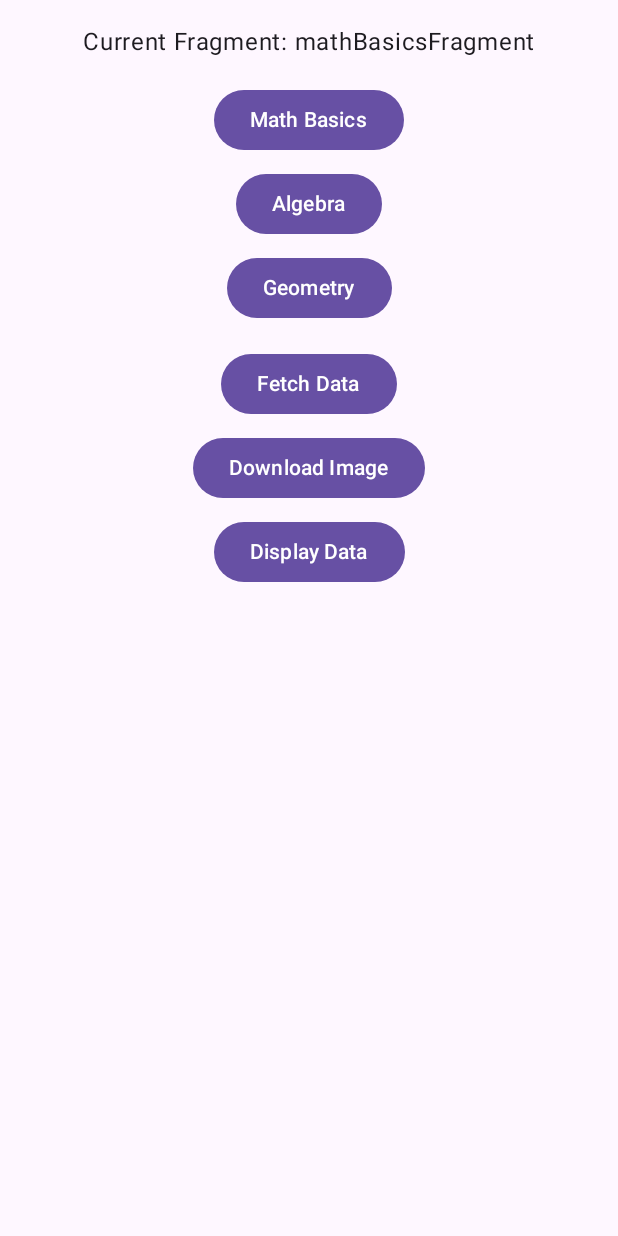
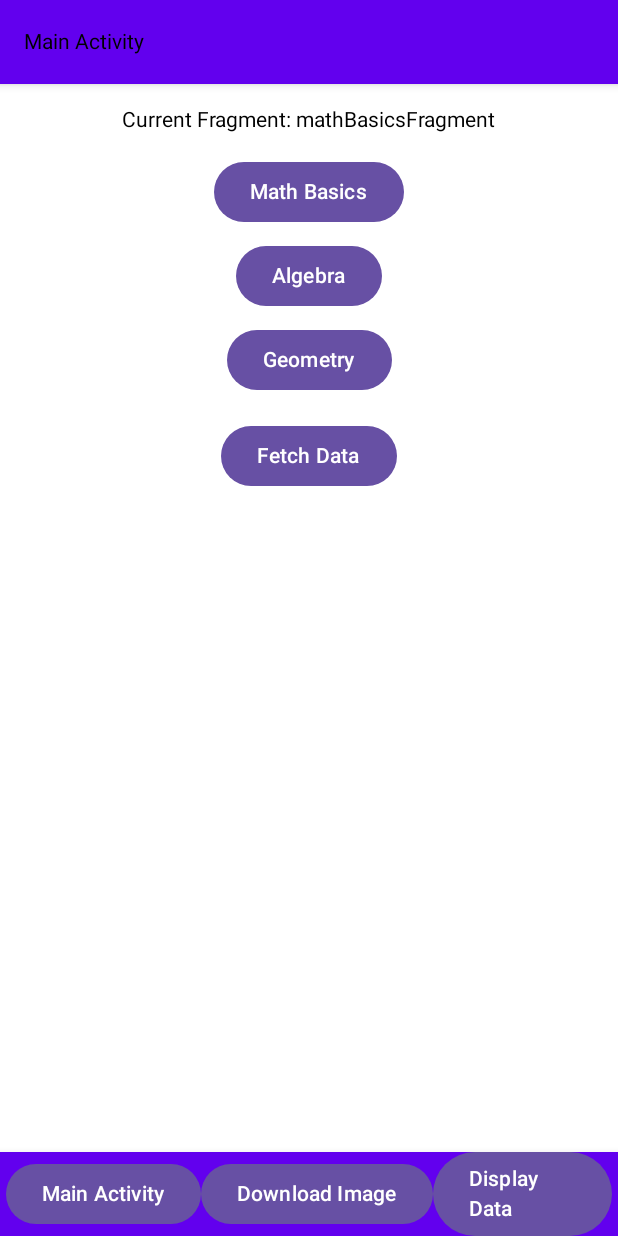
Before and after one commit to RomanPanshin/MathApp, an Android app built with Jetpack Compose: the screen it shows after launch (MainActivity), on a phone screen of 412 x 824 dp. Run offline under Robolectric (Android 15) with nearby library versions, the phone set to English and light mode, and no system bars; our stand-ins replace Room's generated code.

Commit message:
Updated to 9 work

```diff
--- a/app/src/main/java/com/example/mathapp2/MainActivity.kt
+++ b/app/src/main/java/com/example/mathapp2/MainActivity.kt
@@ -6,6 +6,9 @@ import androidx.activity.ComponentActivity
 import androidx.activity.compose.setContent
 import androidx.activity.viewModels
 import androidx.compose.foundation.layout.*
+import androidx.compose.material.BottomAppBar
+import androidx.compose.material.Scaffold
+import androidx.compose.material.TopAppBar
 import androidx.compose.material3.Button
 import androidx.compose.material3.MaterialTheme
 import androidx.compose.material3.Surface
@@ -41,23 +44,37 @@ class MainActivity : ComponentActivity() {
         setContent {
             val navController = rememberNavController()
             val currentFragment = remember { mutableStateOf("Unknown") }
-
-            // Listener for navigation changes
             navController.addOnDestinationChangedListener { _, destination, _ ->
                 currentFragment.value = destination.route ?: "Unknown"
             }
-            MaterialTheme {
-                Surface(
-                    modifier = Modifier.fillMaxSize(),
-                    color = MaterialTheme.colorScheme.background
-                ) {
-                    // Setting up the NavHost
+            Scaffold(
+                topBar = {
+                    TopAppBar(title = { Text("Main Activity") }) // Static title
+                },
+                bottomBar = {
+                    BottomAppBar {
+                        Button(onClick = { navigateToActivity<MainActivity>() }) {
+                            Text(text = "Main Activity")
+                        }
+//                        Spacer(modifier = Modifier.height(8.dp))
+                        Button(onClick = { navigateToActivity<ImageDownloadActivity>() }) {
+                            Text(text = "Download Image")
+                        }
+//                        Spacer(modifier = Modifier.height(8.dp))
+                        Button(onClick = { navigateToActivity<DataDisplayActivity>() }) {
+                            Text(text = "Display Data")
+                        }
+                    }
+                }
+                // drawerContent parameter removed as it's not supported here
+            ) { innerPadding ->
+                Box(modifier = Modifier.padding(innerPadding)) {
                     NavHost(navController = navController, startDestination = "mathBasicsFragment") {
                         composable("mathBasicsFragment") { MathBasicsFragment() }
                         composable("algebraFragment") { AlgebraFragment() }
                         composable("geometryFragment") { GeometryFragment() }
                     }
-                    MathAppScreen(navController, viewModel, this, currentFragment)
+                    MathAppScreen(navController, viewModel, this@MainActivity, currentFragment)
                 }
             }
         }
@@ -88,14 +105,6 @@ fun MathAppScreen(navController: NavHostController, viewModel: MyViewModel, acti
         Button(onClick = { viewModel.refreshData() }) {
             Text(text = "Fetch Data")
         }
-        Spacer(modifier = Modifier.height(8.dp))
-        Button(onClick = { activity.navigateToActivity<ImageDownloadActivity>() }) {
-            Text(text = "Download Image")
-        }
-        Spacer(modifier = Modifier.height(8.dp))
-        Button(onClick = { activity.navigateToActivity<DataDisplayActivity>() }) {
-            Text(text = "Display Data")
-        }
     }
 }
 
```
Also changed, not shown: app/src/main/java/com/example/mathapp2/DataDisplayActivity.kt (+37 -3 lines), app/src/main/java/com/example/mathapp2/ImageDownloadActivity.kt (+32 -2 lines).
